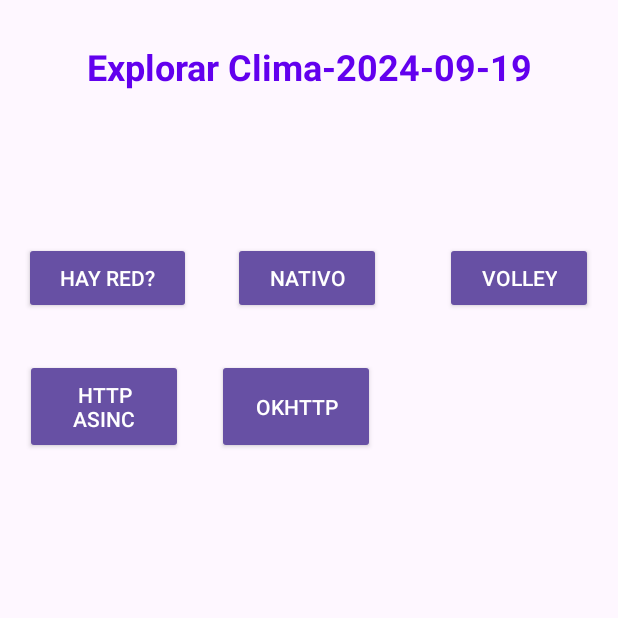
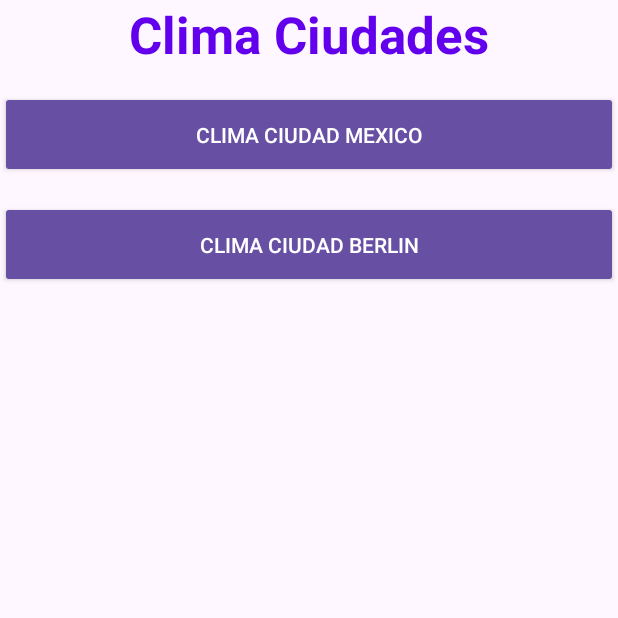
Before and after one commit to adelcastle/Allkotlin, an Android app: the screen it shows after launch (WebApi before the commit, Ciudades after it), after a tap on "CLIMA", on a phone screen of 412 x 824 dp, the top half of it. Run offline under Robolectric (Android 15) with nearby library versions, the phone set to English and light mode, and no system bars.

Commit message:
:fire: gson, Clima

```diff
--- a/app/build.gradle.kts
+++ b/app/build.gradle.kts
@@ -49,4 +49,5 @@ dependencies {
 
     implementation("com.android.volley:volley:1.2.1")
     implementation("com.squareup.okhttp3:okhttp:4.9.1")
+    implementation("com.google.code.gson:gson:2.8.6")
 }
--- /dev/null
+++ b/app/src/main/java/com/example/myapplication/Ciudades.kt
@@ -0,0 +1,45 @@
+package com.example.myapplication
+
+import android.content.Intent
+import android.os.Bundle
+import android.widget.Button
+import androidx.activity.enableEdgeToEdge
+import androidx.appcompat.app.AppCompatActivity
+import androidx.core.view.ViewCompat
+import androidx.core.view.WindowInsetsCompat
+
+class Ciudades : AppCompatActivity() {
+
+    lateinit var btCiudadMexico: Button
+    lateinit var btCiudadBerlin: Button
+
+
+    override fun onCreate(savedInstanceState: Bundle?) {
+        super.onCreate(savedInstanceState)
+        enableEdgeToEdge()
+        setContentView(R.layout.activity_ciudades)
+        ViewCompat.setOnApplyWindowInsetsListener(findViewById(R.id.main)) { v, insets ->
+            val systemBars = insets.getInsets(WindowInsetsCompat.Type.systemBars())
+            v.setPadding(systemBars.left, systemBars.top, systemBars.right, systemBars.bottom)
+            insets
+        }
+
+        btCiudadMexico = findViewById(R.id.btCiudadMexico)
+        btCiudadBerlin= findViewById(R.id.btCiudadBerlin)
+
+        btCiudadMexico.setOnClickListener {
+            intent = Intent(this, Clima::class.java)
+            intent.putExtra("Ciudad","Ciudad de Mexico")
+            startActivity(intent)
+        }
+
+        btCiudadBerlin.setOnClickListener {
+            intent = Intent(this, Clima::class.java)
+            intent.putExtra("Ciudad","Ciudad de Berlin")
+            startActivity(intent)
+        }
+
+
+
+    }
+}
--- a/app/src/main/java/com/example/myapplication/MainActivity.kt
+++ b/app/src/main/java/com/example/myapplication/MainActivity.kt
@@ -80,7 +80,7 @@ class MainActivity : AppCompatActivity() {
         }
 
         btClima.setOnClickListener {
-            intent = Intent(this, WebApi::class.java)
+            intent = Intent(this, Ciudades::class.java)
             intent.putExtra("Valor","Explorar Clima-" + LocalDate.now() )
             startActivity(intent)
         }
--- /dev/null
+++ b/app/src/main/res/layout/activity_ciudades.xml
@@ -0,0 +1,44 @@
+<?xml version="1.0" encoding="utf-8"?>
+<LinearLayout xmlns:android="http://schemas.android.com/apk/res/android"
+    xmlns:app="http://schemas.android.com/apk/res-auto"
+    xmlns:tools="http://schemas.android.com/tools"
+    android:id="@+id/main"
+    android:layout_width="match_parent"
+    android:layout_height="match_parent"
+    android:orientation="vertical"
+    tools:context=".Ciudades">
+
+    <TextView
+        android:id="@+id/tvTituloCiudades"
+        android:layout_width="match_parent"
+        android:layout_height="wrap_content"
+        android:text="Clima Ciudades"
+        android:textAlignment="center"
+        android:textColor="@color/design_default_color_primary"
+        android:textSize="34sp"
+        android:textStyle="bold"
+ />
+
+    <Button
+        android:id="@+id/btCiudadMexico"
+        style="@style/Widget.AppCompat.Button"
+        android:layout_width="match_parent"
+        android:layout_height="wrap_content"
+        android:layout_marginTop="15dp"
+        android:paddingTop="15dp"
+        android:paddingBottom="15dp"
+        android:text="clima Ciudad Mexico" />
+
+    <Button
+        android:id="@+id/btCiudadBerlin"
+        style="@style/Widget.AppCompat.Button"
+        android:layout_width="match_parent"
+        android:layout_height="wrap_content"
+        android:layout_marginTop="15dp"
+        android:paddingTop="15dp"
+        android:paddingBottom="15dp"
+        android:text="clima Ciudad Berlin" />
+
+
+
+</LinearLayout>
--- a/app/src/main/res/values/strings.xml
+++ b/app/src/main/res/values/strings.xml
@@ -6,4 +6,10 @@
     <string name="http_asinc">Http Asinc</string>
     <string name="okhttp">OkHttp</string>
     <string name="volley">Volley</string>
+    <string name="json">json</string>
+    <string name="gson">GSON</string>
+    <string name="clima_ciudades">CLIMA CIUDADES</string>
+    <string name="texto_grados">35°</string>
+    <string name="texto_ciudad">Ciudad Mexico</string>
+    <string name="texto_estado">Nublado</string>
 </resources>
```
Also changed, not shown: app/src/main/AndroidManifest.xml (+8 -3 lines), app/src/main/java/com/example/myapplication/Clases/Persona.kt (added, +26 -0 lines), app/src/main/java/com/example/myapplication/Clima.kt (added, +29 -0 lines), app/src/main/java/com/example/myapplication/WebApi.kt (+73 -0 lines), app/src/main/res/layout/activity_clima.xml (added, +57 -0 lines), app/src/main/res/layout/activity_web_api.xml (+30 -2 lines).
